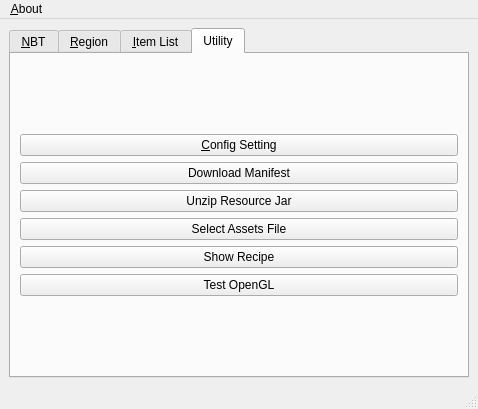
This is src/qt/mainwindow.ui in DreamHelium/dhlrc as Qt 5 draws it before an edit. The edited form follows.
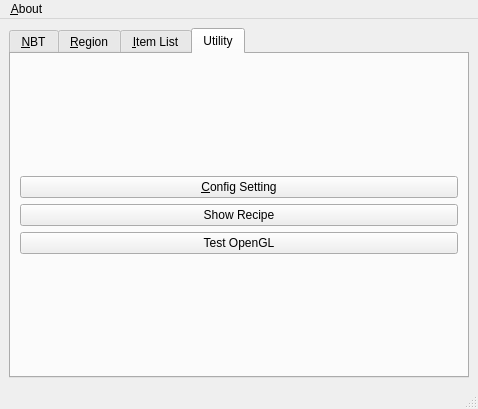
This is the edited form. The open tabs and pages were chosen to show the change.

Commit message: Make some part of GUI general, download file in async way.

What changed in the file:
```diff
--- a/src/qt/mainwindow.ui
+++ b/src/qt/mainwindow.ui
@@ -151,27 +151,6 @@
             </property>
            </widget>
           </item>
-          <item>
-           <widget class="QPushButton" name="downloadBtn">
-            <property name="text">
-             <string>Download Manifest</string>
-            </property>
-           </widget>
-          </item>
-          <item>
-           <widget class="QPushButton" name="unzipBtn">
-            <property name="text">
-             <string>Unzip Resource Jar</string>
-            </property>
-           </widget>
-          </item>
-          <item>
-           <widget class="QPushButton" name="selectBtn">
-            <property name="text">
-             <string>Select Assets File</string>
-            </property>
-           </widget>
-          </item>
           <item>
            <widget class="QPushButton" name="recipeBtn">
             <property name="text">
```
The commit also changes 50 other files.
